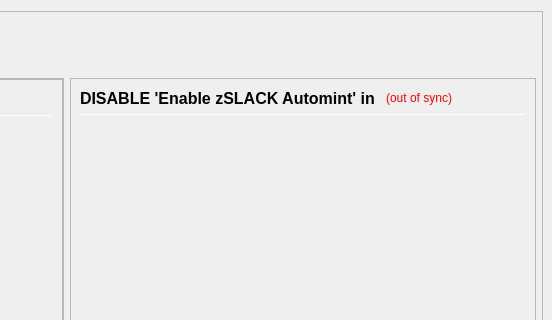
The window that src/qt/forms/overviewpage.ui (jonprints/econocalypse-source) describes before a commit, drawn with Qt 5; both pictures show x 426 to 978 and y 0 to 320 of the 978 by 841 pixel window.
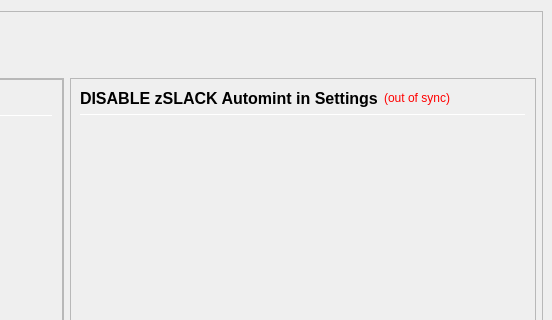
The same window after the commit.

Commit message: Disable Automint zSLACK

Patch:
```diff
--- a/src/qt/forms/overviewpage.ui
+++ b/src/qt/forms/overviewpage.ui
@@ -1101,7 +1101,7 @@
                        </font>
                       </property>
                       <property name="text">
-                       <string>DISABLE 'Enable zSLACK Automint' in <u>S</u>ettings</string>
+                       <string>DISABLE zSLACK Automint in Settings</string>
                       </property>
                      </widget>
                     </item>
```
